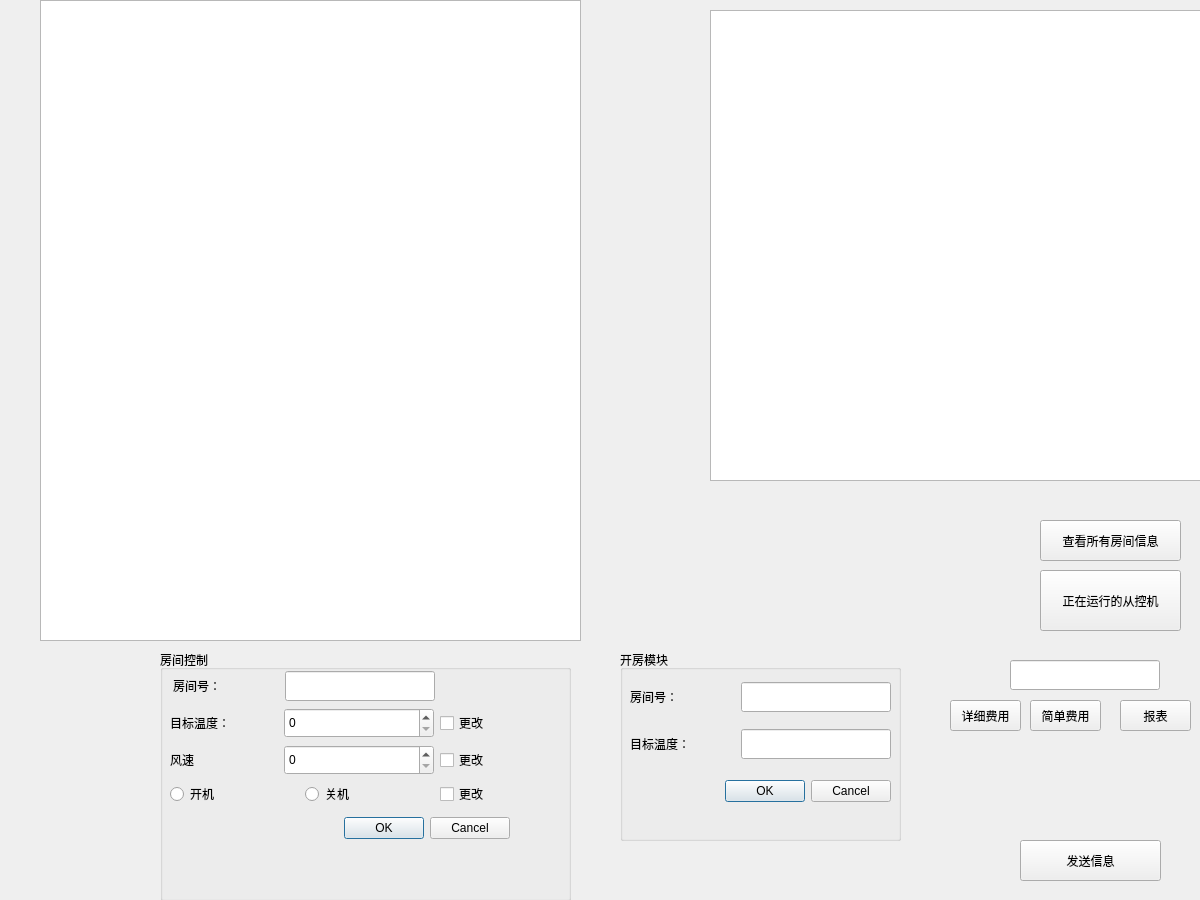
The window that SEMpro1/widget.ui (VoidHaruhi/Air-Conditioning-BUPT) describes before a commit, drawn with Qt 5.
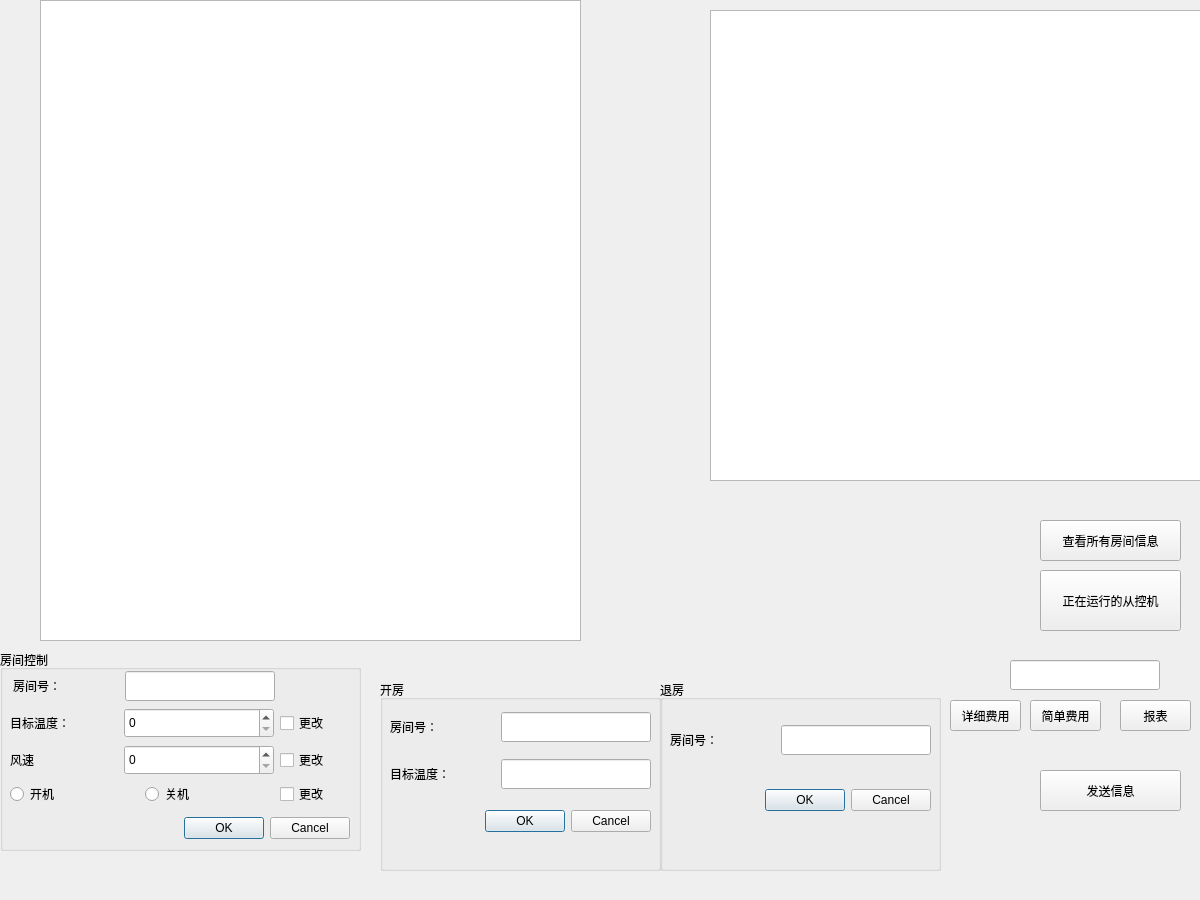
The same window after the commit.

Commit message: 4.13晚上更改加入closeroom 应该调整了几个字段的数据类型

What changed in the file:
```diff
--- a/SEMpro1/widget.ui
+++ b/SEMpro1/widget.ui
@@ -55,8 +55,8 @@
   <widget class="QPushButton" name="sendMsg_btn">
    <property name="geometry">
     <rect>
-     <x>1020</x>
-     <y>840</y>
+     <x>1040</x>
+     <y>770</y>
      <width>141</width>
      <height>41</height>
     </rect>
@@ -88,10 +88,10 @@
   <widget class="QGroupBox" name="groupBox">
    <property name="geometry">
     <rect>
-     <x>160</x>
+     <x>0</x>
      <y>650</y>
-     <width>411</width>
-     <height>251</height>
+     <width>361</width>
+     <height>201</height>
     </rect>
    </property>
    <property name="title">
@@ -363,14 +363,14 @@
   <widget class="QGroupBox" name="groupBox_2">
    <property name="geometry">
     <rect>
-     <x>620</x>
-     <y>650</y>
+     <x>380</x>
+     <y>680</y>
      <width>281</width>
      <height>191</height>
     </rect>
    </property>
    <property name="title">
-    <string>开房模块</string>
+    <string>开房</string>
    </property>
    <widget class="QWidget" name="layoutWidget">
     <property name="geometry">
@@ -544,6 +544,103 @@
     <string>报表</string>
    </property>
   </widget>
+  <widget class="QGroupBox" name="groupBox_3">
+   <property name="geometry">
+    <rect>
+     <x>660</x>
+     <y>680</y>
+     <width>281</width>
+     <height>191</height>
+    </rect>
+   </property>
+   <property name="title">
+    <string>退房</string>
+   </property>
+   <widget class="QWidget" name="layoutWidget_2">
+    <property name="geometry">
+     <rect>
+      <x>10</x>
+      <y>30</y>
+      <width>261</width>
+      <height>121</height>
+     </rect>
+    </property>
+    <layout class="QVBoxLayout" name="verticalLayout_3">
+     <property name="spacing">
+      <number>15</number>
+     </property>
+     <item>
+      <layout class="QHBoxLayout" name="horizontalLayout_9">
+       <item>
+        <widget class="QLabel" name="label_6">
+         <property name="text">
+          <string>房间号：</string>
+         </property>
+        </widget>
+       </item>
+       <item>
+        <widget class="QLineEdit" name="closeroom_roomId_lEdit">
+         <property name="sizePolicy">
+          <sizepolicy hsizetype="Fixed" vsizetype="Fixed">
+           <horstretch>0</horstretch>
+           <verstretch>0</verstretch>
+          </sizepolicy>
+         </property>
+         <property name="minimumSize">
+          <size>
+           <width>150</width>
+           <height>30</height>
+          </size>
+         </property>
+         <property name="maximumSize">
+          <size>
+           <width>150</width>
+           <height>30</height>
+          </size>
+         </property>
+        </widget>
+       </item>
+      </layout>
+     </item>
+     <item>
+      <layout class="QHBoxLayout" name="horizontalLayout_11">
+       <item>
+        <spacer name="horizontalSpacer_4">
+         <property name="orientation">
+          <enum>Qt::Horizontal</enum>
+         </property>
+         <property name="sizeHint" stdset="0">
+          <size>
+           <width>40</width>
+           <height>20</height>
+          </size>
+         </property>
+        </spacer>
+       </item>
+       <item>
+        <widget class="QDialogButtonBox" name="closeroom_btnbox">
+         <property name="minimumSize">
+          <size>
+           <width>200</width>
+           <height>30</height>
+          </size>
+         </property>
+         <property name="maximumSize">
+          <size>
+           <width>200</width>
+           <height>30</height>
+          </size>
+         </property>
+         <property name="standardButtons">
+          <set>QDialogButtonBox::Cancel|QDialogButtonBox::Ok</set>
+         </property>
+        </widget>
+       </item>
+      </layout>
+     </item>
+    </layout>
+   </widget>
+  </widget>
  </widget>
  <resources/>
  <connections/>
```
The commit also changes 7 other files.
